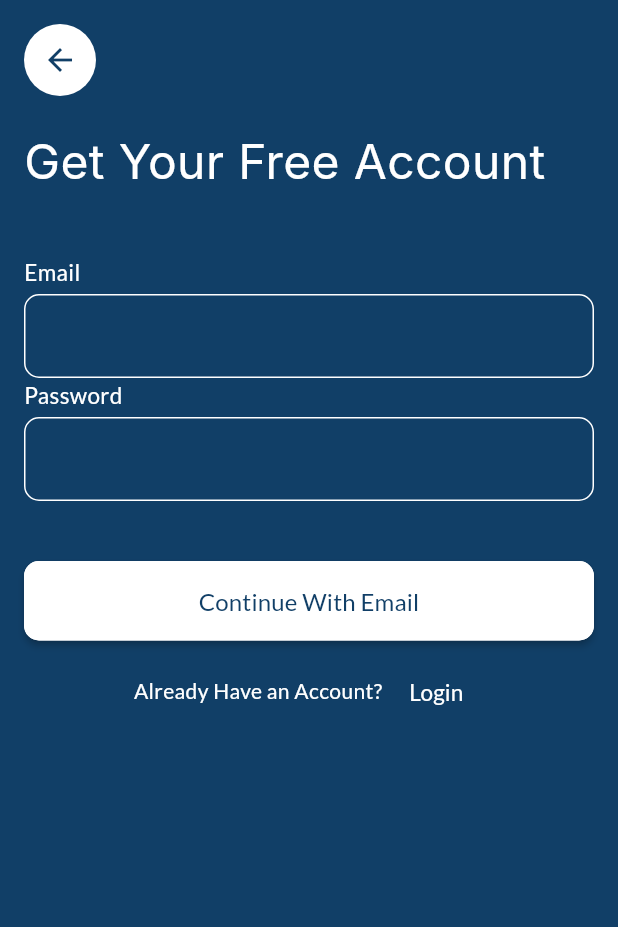
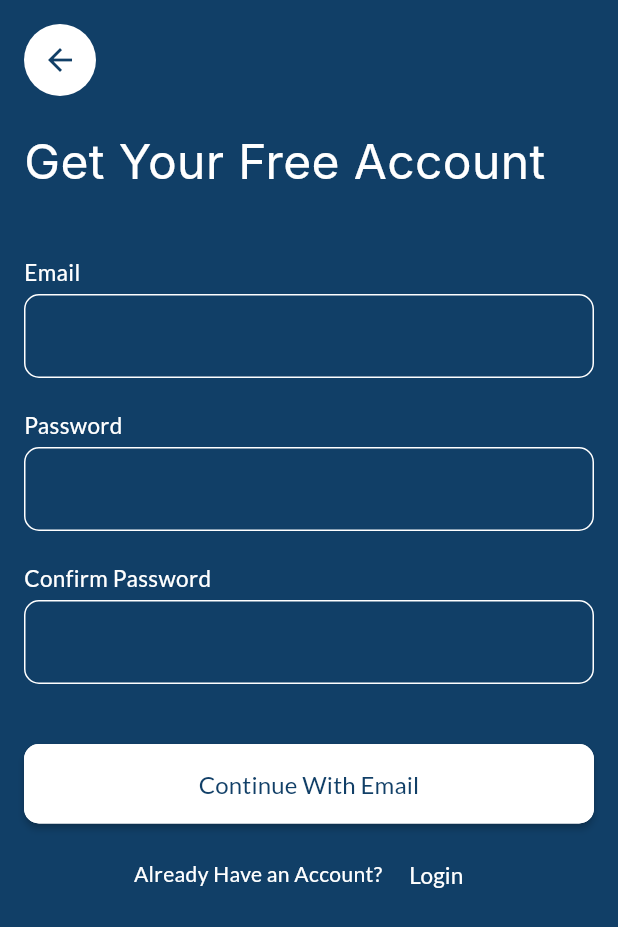
Before and after one commit to Aldinorasend/StudyIT_Mobile, a Flutter app: the registerPage screen opened directly, on a phone screen of 412 x 824 dp. Shown: the top 927 px of the screen. Run offline on Flutter 3.47's test engine with Material 3 defaults, Android fonts, the phone set to English and light mode, and no system bars; our stand-ins replace flutter_local_notifications, google_fonts; Roboto replaces fonts that are missing (Inter).

```diff
--- a/lib/main.dart
+++ b/lib/main.dart
@@ -2,6 +2,9 @@ import 'dart:async';
 import 'package:google_fonts/google_fonts.dart';
 import 'package:flutter/material.dart';
 import 'package:studyit/screen/EditProfile.dart';
+import 'package:studyit/screen/forgotPass.dart';
+import 'package:studyit/screen/login.dart';
+import 'package:studyit/screen/register.dart';
 
 void main() {
   runApp(const MyApp());
@@ -49,7 +52,7 @@ class _MyHomePageState extends State<MyHomePage> {
     Timer(const Duration(seconds: 1), () {
       Navigator.push(
         context,
-        MaterialPageRoute(builder: (context) => const EditProfileScreen()),
+        MaterialPageRoute(builder: (context) => registerPage()),
       );
     });
   }
--- a/lib/screen/register.dart
+++ b/lib/screen/register.dart
@@ -54,6 +54,8 @@ class registerPage extends StatelessWidget {
               style: const TextStyle(color: Colors.white),
             ),
 
+            const SizedBox(height: 20),
+
 // Password Label and TextField
             const Text(
               "Password",
@@ -61,6 +63,7 @@ class registerPage extends StatelessWidget {
             ),
             const SizedBox(height: 5),
             TextField(
+              obscureText: true,
               decoration: InputDecoration(
                 enabledBorder: OutlineInputBorder(
                   borderRadius: BorderRadius.circular(10),
@@ -73,7 +76,27 @@ class registerPage extends StatelessWidget {
               ),
               style: const TextStyle(color: Colors.white),
             ),
+            const SizedBox(height: 20),
 
+            const Text(
+              "Confirm Password",
+              style: TextStyle(fontSize: 15, color: Colors.white),
+            ),
+            const SizedBox(height: 5),
+            TextField(
+              obscureText: true,
+              decoration: InputDecoration(
+                enabledBorder: OutlineInputBorder(
+                  borderRadius: BorderRadius.circular(10),
+                  borderSide: const BorderSide(color: Colors.white, width: 1),
+                ),
+                focusedBorder: OutlineInputBorder(
+                  borderRadius: BorderRadius.circular(10),
+                  borderSide: const BorderSide(color: Colors.white, width: 1.5),
+                ),
+              ),
+              style: const TextStyle(color: Colors.white),
+            ),
             const SizedBox(height: 40),
 
             ElevatedButton(
```
Also changed, not shown: lib/screen/forgotPass.dart (added, +92 -0 lines), lib/screen/login.dart (+0 -14 lines).
